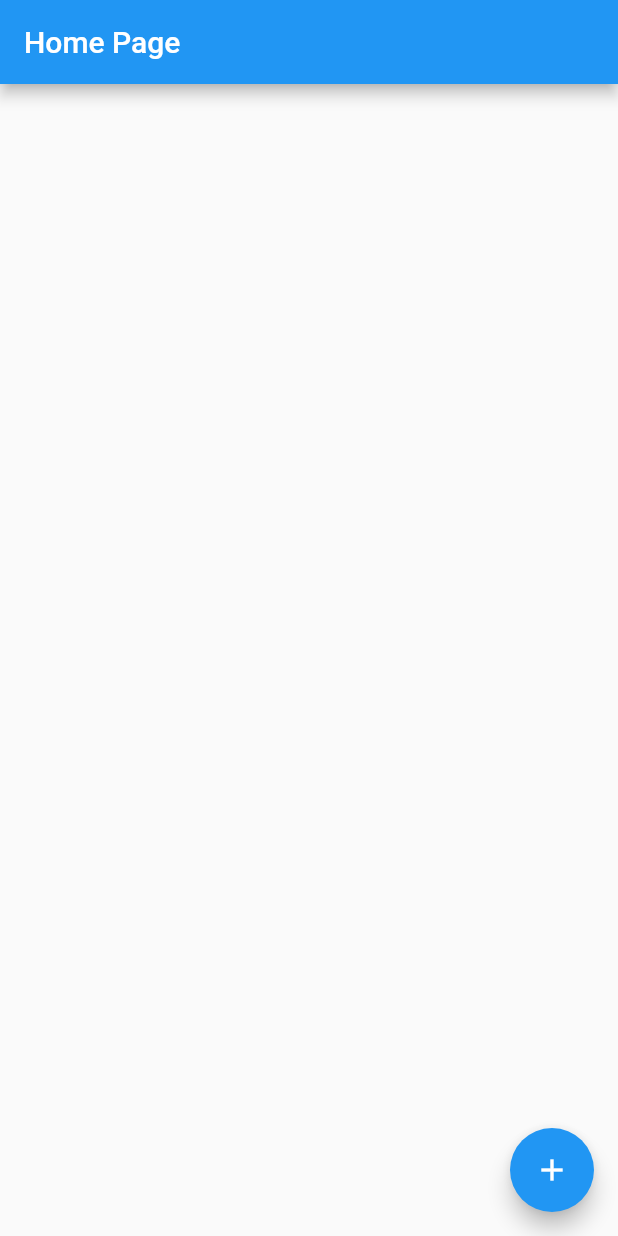
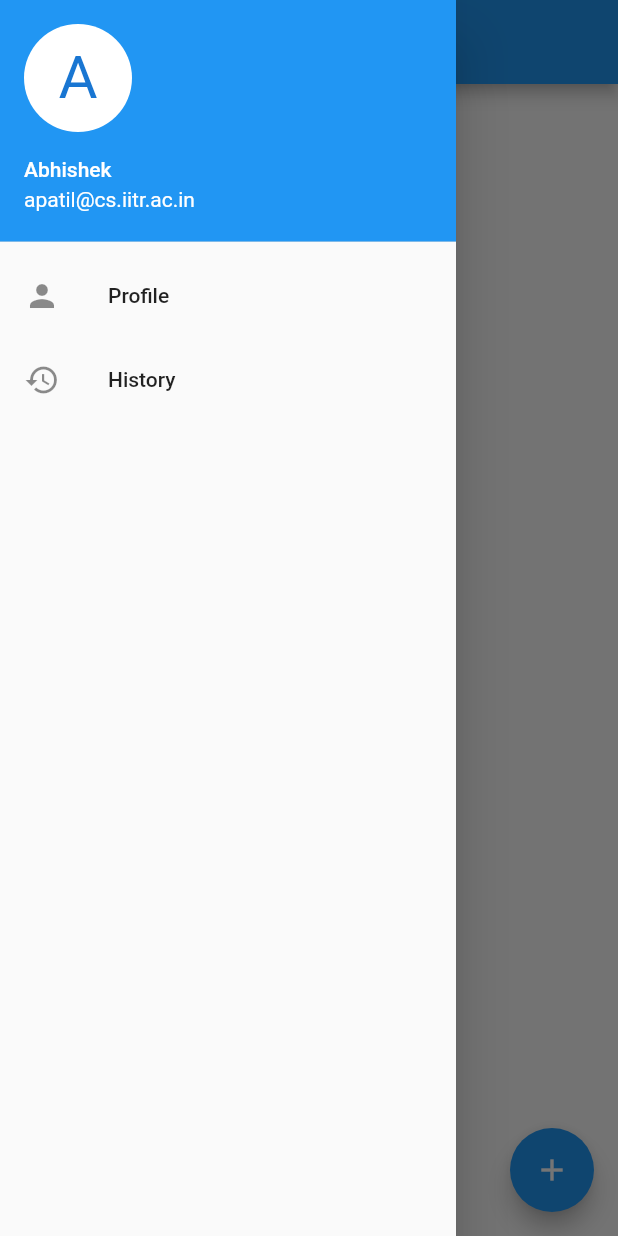
Before and after one commit to as1ngh/SCReMS, a Flutter app: the screen it shows after launch, with the side drawer open (before the commit the screen has no drawer), on a phone screen of 412 x 824 dp. Run offline on Flutter 3.47's test engine with Material 2 defaults, Android fonts, the phone set to English and light mode, and no system bars.

Commit message:
added home and history screen

```diff
--- /dev/null
+++ b/lib/Home.dart
@@ -0,0 +1,24 @@
+import 'package:flutter/cupertino.dart';
+import 'package:flutter/material.dart';
+
+class Home extends StatefulWidget {
+  @override
+  State<StatefulWidget> createState() {
+    return _MyHomeState();
+  }
+}
+
+class _MyHomeState extends State<Home> {
+  @override
+  Widget build(BuildContext context) {
+    return Scaffold(
+      body: Center(
+        child: Text("Home"),
+      ),
+      floatingActionButton: FloatingActionButton(
+        tooltip: 'Add',
+        child: Icon(Icons.add),
+      ),
+    );
+  }
+}
--- /dev/null
+++ b/lib/history.dart
@@ -0,0 +1,18 @@
+import 'package:flutter/cupertino.dart';
+import 'package:flutter/material.dart';
+
+class History extends StatefulWidget {
+  @override
+  State<StatefulWidget> createState() {
+    return _HistoryState();
+  }
+}
+
+class _HistoryState extends State<History> {
+  @override
+  Widget build(BuildContext context) {
+    return Center(
+      child: Text("History"),
+    );
+  }
+}
--- a/lib/main.dart
+++ b/lib/main.dart
@@ -1,4 +1,6 @@
 import 'package:flutter/material.dart';
+import 'package:screams/Home.dart';
+import 'history.dart';
 
 void main() => runApp(MyApp());
 
@@ -19,6 +21,8 @@ class MyApp extends StatelessWidget {
 class MyHomePage extends StatefulWidget {
   MyHomePage({Key key, this.title}) : super(key: key);
   final String title;
+  final String name = "Abhishek";
+  final String email = "apatil@cs.iitr.ac.in";
 
   @override
   _MyHomePageState createState() => _MyHomePageState();
@@ -31,11 +35,43 @@ class _MyHomePageState extends State<MyHomePage> {
       appBar: AppBar(
         title: Text(widget.title),
       ),
-      body: Center(),
-      floatingActionButton: FloatingActionButton(
-        tooltip: 'Add',
-        child: Icon(Icons.add),
-      ), // This trailing comma makes auto-formatting nicer for build methods.
+      body: Center(
+        child: Home(),
+      ),
+      drawer: Drawer(
+        child: ListView(
+          children: <Widget>[
+            UserAccountsDrawerHeader(
+              accountName: Text(widget.name),
+              accountEmail: Text(widget.email),
+              currentAccountPicture: CircleAvatar(
+                backgroundColor:
+                    Theme.of(context).platform == TargetPlatform.iOS
+                        ? Colors.blue
+                        : Colors.white,
+                child: Text(
+                  "A",
+                  style: TextStyle(fontSize: 40.0),
+                ),
+              ),
+            ),
+            ListTile(
+              title: Text("Profile"),
+              leading: Icon(Icons.person),
+              onTap: () {
+                Navigator.of(context).pop();
+              },
+            ),
+            ListTile(
+              title: Text("History"),
+              leading: Icon(Icons.history),
+              onTap: () {
+                Navigator.of(context).pop();
+              },
+            ),
+          ],
+        ),
+      ),
     );
   }
 }
```
